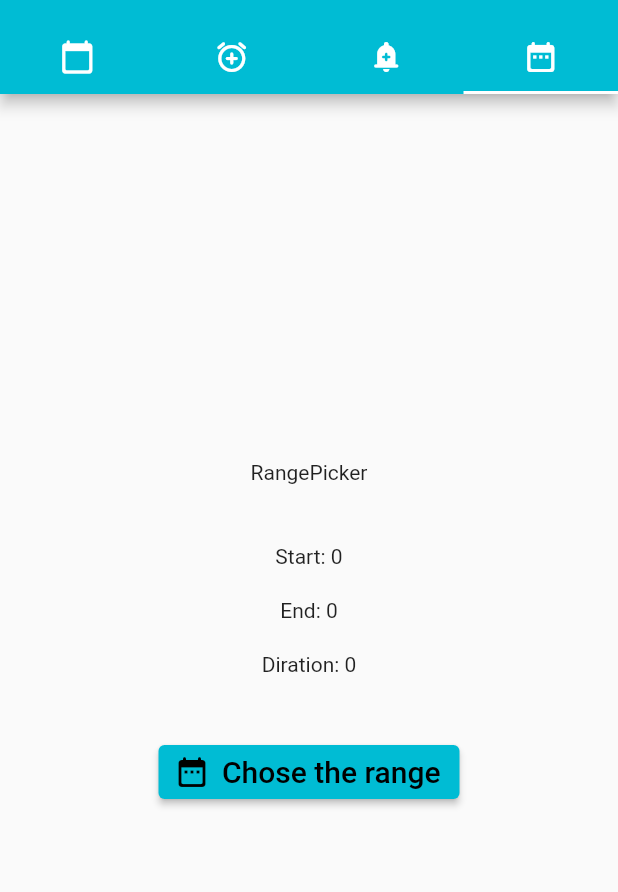
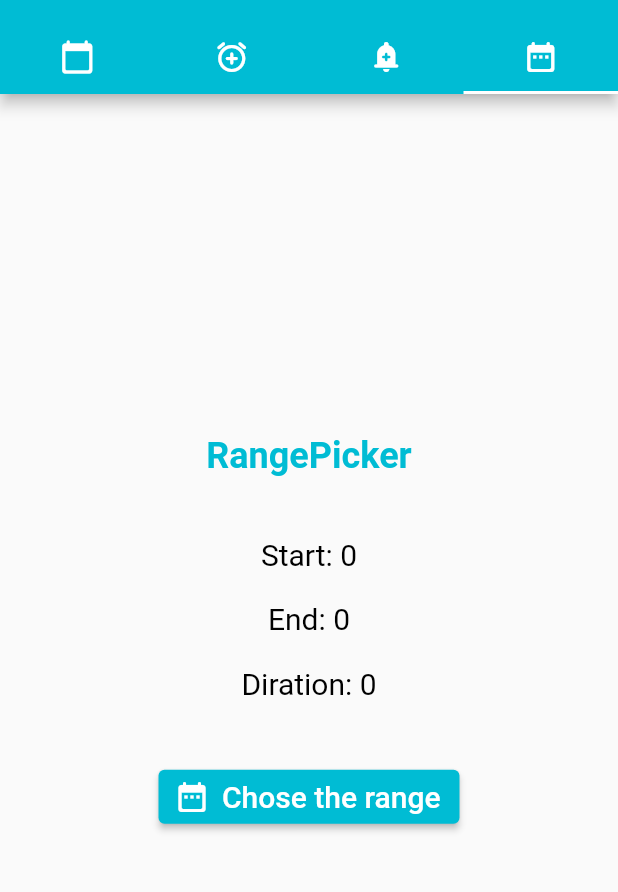
Before and after one commit to VeronikaLo/Date_picker, a Flutter app: the screen it shows after launch, tab 4 chosen, on a phone screen of 412 x 824 dp, the part 62-954 px from its top. Run offline on Flutter 3.47's test engine with Material 2 defaults, Android fonts, the phone set to English and light mode, and no system bars.

Commit message:
added button + text theme

```diff
--- a/lib/screens/date_picker_screen.dart
+++ b/lib/screens/date_picker_screen.dart
@@ -33,13 +33,13 @@ class _DatePickerState extends State<DatePicker> {
       child: Column(
         mainAxisAlignment: MainAxisAlignment.center,
         children:  [
-          const Text('DatePicker'),
+          Text('DatePicker', style: Theme.of(context).textTheme.headline1,),
           const SizedBox(height: 50),
-          Text('${date.day}/ ${date.month}/ ${date.year}'),
+          Text('${date.day}/ ${date.month}/ ${date.year}', style: Theme.of(context).textTheme.headline3,),
           const SizedBox(height: 70,),
           ElevatedButton(
             onPressed: _pickDate,
-            child: const Text('Select Date'))
+            child: Text('Select Date', style: Theme.of(context).textTheme.button,))
         ],
       ),
     ),
--- a/lib/screens/range_screen.dart
+++ b/lib/screens/range_screen.dart
@@ -40,19 +40,24 @@ class _RangePickerState extends State<RangePicker> {
       child: Column(
         mainAxisAlignment: MainAxisAlignment.center,
         children: [
-          const Text('RangePicker'),
+          Text('RangePicker', style: Theme.of(context).textTheme.headline1,),
           const SizedBox(height: 40,),
-          Text(_selectedDateRange==null? "Start: 0":'Start: ${start?.day}/ ${start?.month}/ ${start?.year}'),
+          Text(_selectedDateRange == null
+          ? "Start: 0"
+          :'Start: ${start?.day}/ ${start?.month}/ ${start?.year}', style: Theme.of(context).textTheme.headline3,),
           const SizedBox(height: 20,),
-          Text(_selectedDateRange==null? "End: 0" :'End: ${end?.day}/ ${end?.month}/ ${end?.year}'),
+          Text(_selectedDateRange == null
+          ? "End: 0"
+          :'End: ${end?.day}/ ${end?.month}/ ${end?.year}', style: Theme.of(context).textTheme.headline3,),
           const SizedBox(height: 20,),
-          Text(_selectedDateRange==null? "Diration: 0":'Duration: ${diff?.inDays} days'),
+          Text(_selectedDateRange == null
+          ? "Diration: 0":'Duration: ${diff?.inDays} days', style: Theme.of(context).textTheme.headline3,),
           const SizedBox(height: 40,),
 
           ElevatedButton.icon(
             onPressed: _show,
-            icon:const Icon(Icons.date_range_rounded),
-            label: const Text('Chose the range'))
+            icon:const Icon(Icons.date_range_rounded, color: Colors.white,),
+            label: Text('Chose the range', style: Theme.of(context).textTheme.button,))
         ],
       ),
     ),
--- a/lib/screens/time_picker_screen.dart
+++ b/lib/screens/time_picker_screen.dart
@@ -34,13 +34,13 @@ class _TimePickerState extends State<TimePicker> {
       child: Column(
         mainAxisAlignment: MainAxisAlignment.center,
         children: [
-          const Text('Time Picker'),
+          Text('Time Picker', style: Theme.of(context).textTheme.headline1,),
           const SizedBox(height: 50),
-          Text('$hours : $minutes'),
+          Text('$hours : $minutes', style: Theme.of(context).textTheme.headline3,),
           const SizedBox(height: 70,),
           ElevatedButton(
             onPressed: _pickTime,
-            child: const Text('Select Time'))
+            child: Text('Select Time', style: Theme.of(context).textTheme.button,))
         ],
       ),
     ),
```
